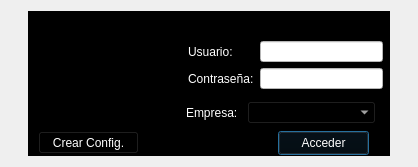
Qt form login.ui (arcnexus/RedFoX) before a commit.
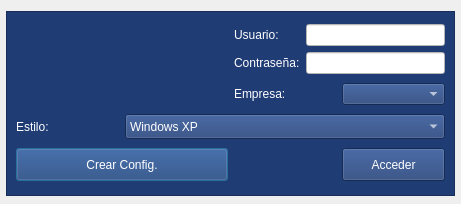
The same form after that commit. Icons and pictures are not drawn.

Commit message: Cambio estilo para adaptar KDE, GTK Windows

```diff
--- a/login.ui
+++ b/login.ui
@@ -9,10 +9,16 @@
    <rect>
     <x>0</x>
     <y>0</y>
-    <width>418</width>
-    <height>167</height>
+    <width>461</width>
+    <height>204</height>
    </rect>
   </property>
+  <property name="minimumSize">
+   <size>
+    <width>0</width>
+    <height>179</height>
+   </size>
+  </property>
   <property name="contextMenuPolicy">
    <enum>Qt::NoContextMenu</enum>
   </property>
@@ -38,17 +44,17 @@
      <property name="minimumSize">
       <size>
        <width>362</width>
-       <height>121</height>
+       <height>185</height>
       </size>
      </property>
      <property name="maximumSize">
       <size>
-       <width>270</width>
-       <height>150</height>
+       <width>450</width>
+       <height>190</height>
       </size>
      </property>
      <property name="styleSheet">
-      <string notr="true">background-color: rgb(0, 0, 0);
+      <string notr="true">background-color: rgb(31, 60, 117);
 border-color: rgb(0, 0, 0);</string>
      </property>
      <property name="frameShape">
@@ -60,15 +66,9 @@
      <property name="lineWidth">
       <number>1</number>
      </property>
+     <layout class="QGridLayout" name="gridLayout_3">
+      <item row="0" column="0" rowspan="2" colspan="2">
      <widget class="QLabel" name="label_5">
-      <property name="geometry">
-       <rect>
-        <x>10</x>
-        <y>10</y>
-        <width>131</width>
-        <height>101</height>
-       </rect>
-      </property>
       <property name="text">
        <string/>
       </property>
@@ -76,248 +76,8 @@
        <pixmap resource="terra.qrc">:/Icons/PNG/usuarios.png</pixmap>
       </property>
      </widget>
-     <widget class="QPushButton" name="btnAcceder">
-      <property name="geometry">
-       <rect>
-        <x>250</x>
-        <y>120</y>
-        <width>91</width>
-        <height>24</height>
-       </rect>
-      </property>
-      <property name="styleSheet">
-       <string notr="true">color: rgb(255, 255, 255);</string>
-      </property>
-      <property name="text">
-       <string>Acceder</string>
-      </property>
-     </widget>
-     <widget class="QLabel" name="label_2">
-      <property name="geometry">
-       <rect>
-        <x>158</x>
-        <y>90</y>
-        <width>57</width>
-        <height>23</height>
-       </rect>
-      </property>
-      <property name="palette">
-       <palette>
-        <active>
-         <colorrole role="WindowText">
-          <brush brushstyle="SolidPattern">
-           <color alpha="255">
-            <red>255</red>
-            <green>255</green>
-            <blue>255</blue>
-           </color>
-          </brush>
-         </colorrole>
-         <colorrole role="Button">
-          <brush brushstyle="SolidPattern">
-           <color alpha="255">
-            <red>0</red>
-            <green>0</green>
-            <blue>0</blue>
-           </color>
-          </brush>
-         </colorrole>
-         <colorrole role="Text">
-          <brush brushstyle="SolidPattern">
-           <color alpha="255">
-            <red>255</red>
-            <green>255</green>
-            <blue>255</blue>
-           </color>
-          </brush>
-         </colorrole>
-         <colorrole role="ButtonText">
-          <brush brushstyle="SolidPattern">
-           <color alpha="255">
-            <red>255</red>
-            <green>255</green>
-            <blue>255</blue>
-           </color>
-          </brush>
-         </colorrole>
-         <colorrole role="Base">
-          <brush brushstyle="SolidPattern">
-           <color alpha="255">
-            <red>0</red>
-            <green>0</green>
-            <blue>0</blue>
-           </color>
-          </brush>
-         </colorrole>
-         <colorrole role="Window">
-          <brush brushstyle="SolidPattern">
-           <color alpha="255">
-            <red>0</red>
-            <green>0</green>
-            <blue>0</blue>
-           </color>
-          </brush>
-         </colorrole>
-        </active>
-        <inactive>
-         <colorrole role="WindowText">
-          <brush brushstyle="SolidPattern">
-           <color alpha="255">
-            <red>255</red>
-            <green>255</green>
-            <blue>255</blue>
-           </color>
-          </brush>
-         </colorrole>
-         <colorrole role="Button">
-          <brush brushstyle="SolidPattern">
-           <color alpha="255">
-            <red>0</red>
-            <green>0</green>
-            <blue>0</blue>
-           </color>
-          </brush>
-         </colorrole>
-         <colorrole role="Text">
-          <brush brushstyle="SolidPattern">
-           <color alpha="255">
-            <red>255</red>
-            <green>255</green>
-            <blue>255</blue>
-           </color>
-          </brush>
-         </colorrole>
-         <colorrole role="ButtonText">
-          <brush brushstyle="SolidPattern">
-           <color alpha="255">
-            <red>255</red>
-            <green>255</green>
-            <blue>255</blue>
-           </color>
-          </brush>
-         </colorrole>
-         <colorrole role="Base">
-          <brush brushstyle="SolidPattern">
-           <color alpha="255">
-            <red>0</red>
-            <green>0</green>
-            <blue>0</blue>
-           </color>
-          </brush>
-         </colorrole>
-         <colorrole role="Window">
-          <brush brushstyle="SolidPattern">
-           <color alpha="255">
-            <red>0</red>
-            <green>0</green>
-            <blue>0</blue>
-           </color>
-          </brush>
-         </colorrole>
-        </inactive>
-        <disabled>
-         <colorrole role="WindowText">
-          <brush brushstyle="SolidPattern">
-           <color alpha="255">
-            <red>255</red>
-            <green>255</green>
-            <blue>255</blue>
-           </color>
-          </brush>
-         </colorrole>
-         <colorrole role="Button">
-          <brush brushstyle="SolidPattern">
-           <color alpha="255">
-            <red>0</red>
-            <green>0</green>
-            <blue>0</blue>
-           </color>
-          </brush>
-         </colorrole>
-         <colorrole role="Text">
-          <brush brushstyle="SolidPattern">
-           <color alpha="255">
-            <red>255</red>
-            <green>255</green>
-            <blue>255</blue>
-           </color>
-          </brush>
-         </colorrole>
-         <colorrole role="ButtonText">
-          <brush brushstyle="SolidPattern">
-           <color alpha="255">
-            <red>255</red>
-            <green>255</green>
-            <blue>255</blue>
-           </color>
-          </brush>
-         </colorrole>
-         <colorrole role="Base">
-          <brush brushstyle="SolidPattern">
-           <color alpha="255">
-            <red>0</red>
-            <green>0</green>
-            <blue>0</blue>
-           </color>
-          </brush>
-         </colorrole>
-         <colorrole role="Window">
-          <brush brushstyle="SolidPattern">
-           <color alpha="255">
-            <red>0</red>
-            <green>0</green>
-            <blue>0</blue>
-           </color>
-          </brush>
-         </colorrole>
-        </disabled>
-       </palette>
-      </property>
-      <property name="styleSheet">
-       <string notr="true">color: rgb(255, 255, 255);</string>
-      </property>
-      <property name="text">
-       <string>Empresa:</string>
-      </property>
-     </widget>
-     <widget class="QComboBox" name="cboEmpresa">
-      <property name="geometry">
-       <rect>
-        <x>219</x>
-        <y>90</y>
-        <width>129</width>
-        <height>23</height>
-       </rect>
-      </property>
-      <property name="styleSheet">
-       <string notr="true">color: rgb(255, 255, 255);</string>
-      </property>
-     </widget>
-     <widget class="QPushButton" name="Crearconfiguracin">
-      <property name="geometry">
-       <rect>
-        <x>10</x>
-        <y>120</y>
-        <width>101</width>
-        <height>23</height>
-       </rect>
-      </property>
-      <property name="styleSheet">
-       <string notr="true">color: rgb(255, 255, 255);</string>
-      </property>
-      <property name="text">
-       <string>Crear Config.</string>
-      </property>
-     </widget>
-     <widget class="QWidget" name="">
-      <property name="geometry">
-       <rect>
-        <x>160</x>
-        <y>30</y>
-        <width>195</width>
-        <height>48</height>
-       </rect>
-      </property>
+      </item>
+      <item row="0" column="2" colspan="2">
       <layout class="QGridLayout" name="gridLayout_2">
        <item row="0" column="0">
         <widget class="QLabel" name="label_3">
@@ -336,9 +96,9 @@
             <colorrole role="Button">
              <brush brushstyle="SolidPattern">
               <color alpha="255">
-               <red>0</red>
-               <green>0</green>
-               <blue>0</blue>
+                <red>31</red>
+                <green>60</green>
+                <blue>117</blue>
               </color>
              </brush>
             </colorrole>
@@ -363,18 +123,18 @@
             <colorrole role="Base">
              <brush brushstyle="SolidPattern">
               <color alpha="255">
-               <red>0</red>
-               <green>0</green>
-               <blue>0</blue>
+                <red>31</red>
+                <green>60</green>
+                <blue>117</blue>
               </color>
              </brush>
             </colorrole>
             <colorrole role="Window">
              <brush brushstyle="SolidPattern">
               <color alpha="255">
-               <red>0</red>
-               <green>0</green>
-               <blue>0</blue>
+                <red>31</red>
+                <green>60</green>
+                <blue>117</blue>
               </color>
              </brush>
             </colorrole>
@@ -392,9 +152,9 @@
             <colorrole role="Button">
              <brush brushstyle="SolidPattern">
               <color alpha="255">
-               <red>0</red>
-               <green>0</green>
-               <blue>0</blue>
+                <red>31</red>
+                <green>60</green>
+                <blue>117</blue>
               </color>
              </brush>
             </colorrole>
@@ -419,18 +179,18 @@
             <colorrole role="Base">
              <brush brushstyle="SolidPattern">
               <color alpha="255">
-               <red>0</red>
-               <green>0</green>
-               <blue>0</blue>
+                <red>31</red>
+                <green>60</green>
+                <blue>117</blue>
               </color>
              </brush>
             </colorrole>
             <colorrole role="Window">
              <brush brushstyle="SolidPattern">
               <color alpha="255">
-               <red>0</red>
-               <green>0</green>
-               <blue>0</blue>
+                <red>31</red>
+                <green>60</green>
+                <blue>117</blue>
               </color>
              </brush>
             </colorrole>
@@ -448,9 +208,9 @@
             <colorrole role="Button">
              <brush brushstyle="SolidPattern">
               <color alpha="255">
-               <red>0</red>
-               <green>0</green>
-               <blue>0</blue>
+                <red>31</red>
+                <green>60</green>
+                <blue>117</blue>
               </color>
              </brush>
             </colorrole>
@@ -475,18 +235,18 @@
             <colorrole role="Base">
              <brush brushstyle="SolidPattern">
               <color alpha="255">
-               <red>0</red>
-               <green>0</green>
-               <blue>0</blue>
+                <red>31</red>
+                <green>60</green>
+                <blue>117</blue>
               </color>
              </brush>
             </colorrole>
             <colorrole role="Window">
              <brush brushstyle="SolidPattern">
               <color alpha="255">
-               <red>0</red>
-               <green>0</green>
-               <blue>0</blue>
+                <red>31</red>
+                <green>60</green>
+                <blue>117</blue>
               </color>
              </brush>
             </colorrole>
@@ -503,6 +263,12 @@
        </item>
        <item row="0" column="1">
         <widget class="QLineEdit" name="lineUsuario">
+          <property name="minimumSize">
+           <size>
+            <width>0</width>
+            <height>21</height>
+           </size>
+          </property>
          <property name="maximumSize">
           <size>
            <width>150</width>
@@ -531,9 +297,9 @@
             <colorrole role="Button">
              <brush brushstyle="SolidPattern">
               <color alpha="255">
-               <red>0</red>
-               <green>0</green>
-               <blue>0</blue>
+                <red>31</red>
+                <green>60</green>
+                <blue>117</blue>
               </color>
              </brush>
             </colorrole>
@@ -558,18 +324,18 @@
             <colorrole role="Base">
              <brush brushstyle="SolidPattern">
               <color alpha="255">
-               <red>0</red>
-               <green>0</green>
-               <blue>0</blue>
+                <red>31</red>
+                <green>60</green>
+                <blue>117</blue>
               </color>
              </brush>
             </colorrole>
             <colorrole role="Window">
              <brush brushstyle="SolidPattern">
               <color alpha="255">
-               <red>0</red>
-               <green>0</green>
-               <blue>0</blue>
+                <red>31</red>
+                <green>60</green>
+                <blue>117</blue>
               </color>
              </brush>
             </colorrole>
@@ -587,9 +353,9 @@
             <colorrole role="Button">
              <brush brushstyle="SolidPattern">
               <color alpha="255">
-               <red>0</red>
-               <green>0</green>
-               <blue>0</blue>
+                <red>31</red>
+                <green>60</green>
+                <blue>117</blue>
               </color>
              </brush>
             </colorrole>
@@ -614,18 +380,18 @@
             <colorrole role="Base">
              <brush brushstyle="SolidPattern">
               <color alpha="255">
-               <red>0</red>
-               <green>0</green>
-               <blue>0</blue>
+                <red>31</red>
+                <green>60</green>
+                <blue>117</blue>
               </color>
              </brush>
             </colorrole>
             <colorrole role="Window">
              <brush brushstyle="SolidPattern">
               <color alpha="255">
-               <red>0</red>
-               <green>0</green>
-               <blue>0</blue>
+                <red>31</red>
+                <green>60</green>
+                <blue>117</blue>
               </color>
              </brush>
             </colorrole>
@@ -643,9 +409,9 @@
             <colorrole role="Button">
              <brush brushstyle="SolidPattern">
               <color alpha="255">
-               <red>0</red>
-               <green>0</green>
-               <blue>0</blue>
+                <red>31</red>
+                <green>60</green>
+                <blue>117</blue>
               </color>
              </brush>
             </colorrole>
@@ -670,18 +436,18 @@
             <colorrole role="Base">
              <brush brushstyle="SolidPattern">
               <color alpha="255">
-               <red>0</red>
-               <green>0</green>
-               <blue>0</blue>
+                <red>31</red>
+                <green>60</green>
+                <blue>117</blue>
               </color>
              </brush>
             </colorrole>
             <colorrole role="Window">
              <brush brushstyle="SolidPattern">
               <color alpha="255">
-               <red>0</red>
-               <green>0</green>
-               <blue>0</blue>
+                <red>31</red>
+                <green>60</green>
+                <blue>117</blue>
               </color>
              </brush>
             </colorrole>
@@ -698,6 +464,12 @@
        </item>
        <item row="1" column="1">
         <widget class="QLineEdit" name="linePassword">
+          <property name="minimumSize">
+           <size>
+            <width>0</width>
+            <height>21</height>
+           </size>
+          </property>
          <property name="maximumSize">
           <size>
            <width>150</width>
@@ -713,7 +485,284 @@
         </widget>
        </item>
       </layout>
-     </widget>
+      </item>
+      <item row="1" column="2">
+       <widget class="QLabel" name="label_2">
+        <property name="palette">
+         <palette>
+          <active>
+           <colorrole role="WindowText">
+            <brush brushstyle="SolidPattern">
+             <color alpha="255">
+              <red>255</red>
+              <green>255</green>
+              <blue>255</blue>
+             </color>
+            </brush>
+           </colorrole>
+           <colorrole role="Button">
+            <brush brushstyle="SolidPattern">
+             <color alpha="255">
+              <red>31</red>
+              <green>60</green>
+              <blue>117</blue>
+             </color>
+            </brush>
+           </colorrole>
+           <colorrole role="Text">
+            <brush brushstyle="SolidPattern">
+             <color alpha="255">
+              <red>255</red>
+              <green>255</green>
+              <blue>255</blue>
+             </color>
+            </brush>
+           </colorrole>
+           <colorrole role="ButtonText">
+            <brush brushstyle="SolidPattern">
+             <color alpha="255">
+              <red>255</red>
+              <green>255</green>
+              <blue>255</blue>
+             </color>
+            </brush>
+           </colorrole>
+           <colorrole role="Base">
+            <brush brushstyle="SolidPattern">
+             <color alpha="255">
+              <red>31</red>
+              <green>60</green>
+              <blue>117</blue>
+             </color>
+            </brush>
+           </colorrole>
+           <colorrole role="Window">
+            <brush brushstyle="SolidPattern">
+             <color alpha="255">
+              <red>31</red>
+              <green>60</green>
+              <blue>117</blue>
+             </color>
+            </brush>
+           </colorrole>
+          </active>
+          <inactive>
+           <colorrole role="WindowText">
+            <brush brushstyle="SolidPattern">
+             <color alpha="255">
+              <red>255</red>
+              <green>255</green>
+              <blue>255</blue>
+             </color>
+            </brush>
+           </colorrole>
+           <colorrole role="Button">
+            <brush brushstyle="SolidPattern">
+             <color alpha="255">
+              <red>31</red>
+              <green>60</green>
+              <blue>117</blue>
+             </color>
+            </brush>
+           </colorrole>
+           <colorrole role="Text">
+            <brush brushstyle="SolidPattern">
+             <color alpha="255">
+              <red>255</red>
+              <green>255</green>
+              <blue>255</blue>
+             </color>
+            </brush>
+           </colorrole>
+           <colorrole role="ButtonText">
+            <brush brushstyle="SolidPattern">
+             <color alpha="255">
+              <red>255</red>
+              <green>255</green>
+              <blue>255</blue>
+             </color>
+            </brush>
+           </colorrole>
+           <colorrole role="Base">
+            <brush brushstyle="SolidPattern">
+             <color alpha="255">
+              <red>31</red>
+              <green>60</green>
+              <blue>117</blue>
+             </color>
+            </brush>
+           </colorrole>
+           <colorrole role="Window">
+            <brush brushstyle="SolidPattern">
+             <color alpha="255">
+              <red>31</red>
+              <green>60</green>
+              <blue>117</blue>
+             </color>
+            </brush>
+           </colorrole>
+          </inactive>
+          <disabled>
+           <colorrole role="WindowText">
+            <brush brushstyle="SolidPattern">
+             <color alpha="255">
+              <red>255</red>
+              <green>255</green>
+              <blue>255</blue>
+             </color>
+            </brush>
+           </colorrole>
+           <colorrole role="Button">
+            <brush brushstyle="SolidPattern">
+             <color alpha="255">
+              <red>31</red>
+              <green>60</green>
+              <blue>117</blue>
+             </color>
+            </brush>
+           </colorrole>
+           <colorrole role="Text">
+            <brush brushstyle="SolidPattern">
+             <color alpha="255">
+              <red>255</red>
+              <green>255</green>
+              <blue>255</blue>
+             </color>
+            </brush>
+           </colorrole>
+           <colorrole role="ButtonText">
+            <brush brushstyle="SolidPattern">
+             <color alpha="255">
+              <red>255</red>
+              <green>255</green>
+              <blue>255</blue>
+             </color>
+            </brush>
+           </colorrole>
+           <colorrole role="Base">
+            <brush brushstyle="SolidPattern">
+             <color alpha="255">
+              <red>31</red>
+              <green>60</green>
+              <blue>117</blue>
+             </color>
+            </brush>
+           </colorrole>
+           <colorrole role="Window">
+            <brush brushstyle="SolidPattern">
+             <color alpha="255">
+              <red>31</red>
+              <green>60</green>
+              <blue>117</blue>
+             </color>
+            </brush>
+           </colorrole>
+          </disabled>
+         </palette>
+        </property>
+        <property name="styleSheet">
+         <string notr="true">color: rgb(255, 255, 255);</string>
+        </property>
+        <property name="text">
+         <string>Empresa:</string>
+        </property>
+       </widget>
+      </item>
+      <item row="1" column="3">
+       <widget class="QComboBox" name="cboEmpresa">
+        <property name="minimumSize">
+         <size>
+          <width>0</width>
+          <height>21</height>
+         </size>
+        </property>
+        <property name="styleSheet">
+         <string notr="true">color: rgb(255, 255, 255);</string>
+        </property>
+       </widget>
+      </item>
+      <item row="2" column="0">
+       <widget class="QLabel" name="label">
+        <property name="styleSheet">
+         <string notr="true">color: rgb(255, 255, 255);</string>
+        </property>
+        <property name="text">
+         <string>Estilo:</string>
+        </property>
+       </widget>
+      </item>
+      <item row="2" column="1" colspan="3">
+       <widget class="QComboBox" name="txtcEstilo">
+        <property name="minimumSize">
+         <size>
+          <width>0</width>
+          <height>25</height>
+         </size>
+        </property>
+        <property name="styleSheet">
+         <string notr="true">color: rgb(255, 255, 255);</string>
+        </property>
+        <item>
+         <property name="text">
+          <string>Windows XP</string>
+         </property>
+        </item>
+        <item>
+         <property name="text">
+          <string>Windows Vista- Windows 7 y Windows 8</string>
+         </property>
+        </item>
+        <item>
+         <property name="text">
+          <string>Linux - GTK</string>
+         </property>
+        </item>
+        <item>
+         <property name="text">
+          <string>Linux - KDE</string>
+         </property>
+        </item>
+        <item>
+         <property name="text">
+          <string>Mac</string>
+         </property>
+        </item>
+       </widget>
+      </item>
+      <item row="3" column="0" colspan="2">
+       <widget class="QPushButton" name="Crearconfiguracin">
+        <property name="minimumSize">
+         <size>
+          <width>0</width>
+          <height>33</height>
+         </size>
+        </property>
+        <property name="styleSheet">
+         <string notr="true">color: rgb(255, 255, 255);</string>
+        </property>
+        <property name="text">
+         <string>Crear Config.</string>
+        </property>
+       </widget>
+      </item>
+      <item row="3" column="3">
+       <widget class="QPushButton" name="btnAcceder">
+        <property name="minimumSize">
+         <size>
+          <width>0</width>
+          <height>33</height>
+         </size>
+        </property>
+        <property name="styleSheet">
+         <string notr="true">color: rgb(255, 255, 255);</string>
+        </property>
+        <property name="text">
+         <string>Acceder</string>
+        </property>
+       </widget>
+      </item>
+     </layout>
+     <zorder>layoutWidget</zorder>
      <zorder>label_5</zorder>
      <zorder>label_3</zorder>
      <zorder>lineUsuario</zorder>
```
Left out of the diff: 6 changed lines with no effect on the pictures. Lines whose indentation alone changed are shown as unchanged. The commit also changes 4 other files.
